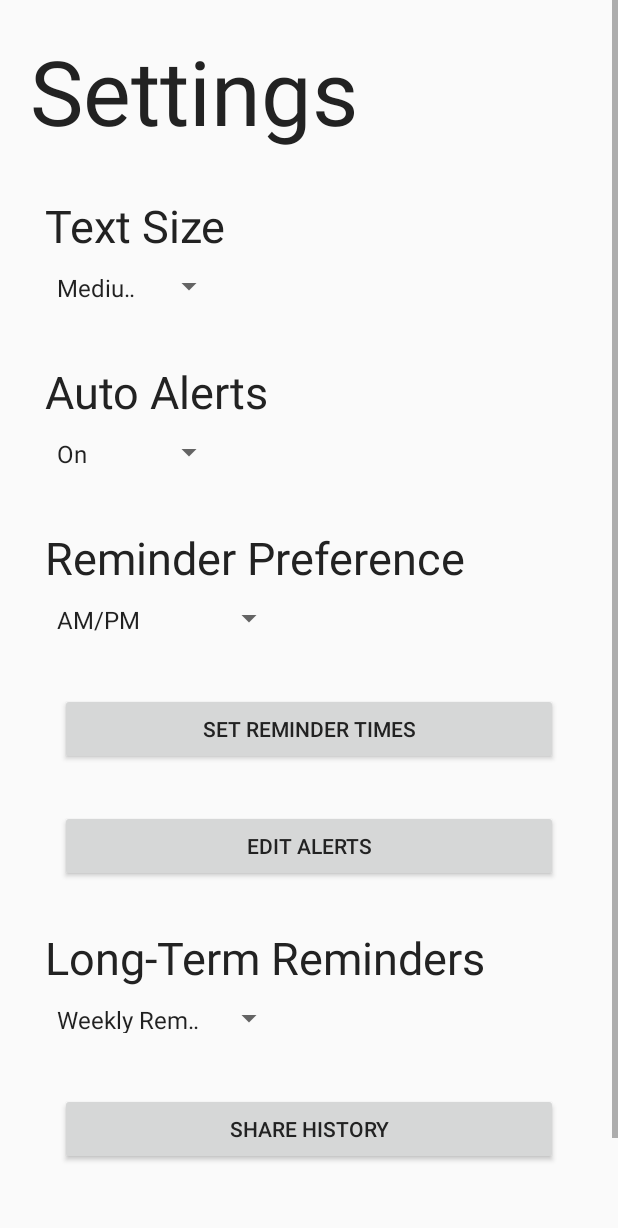
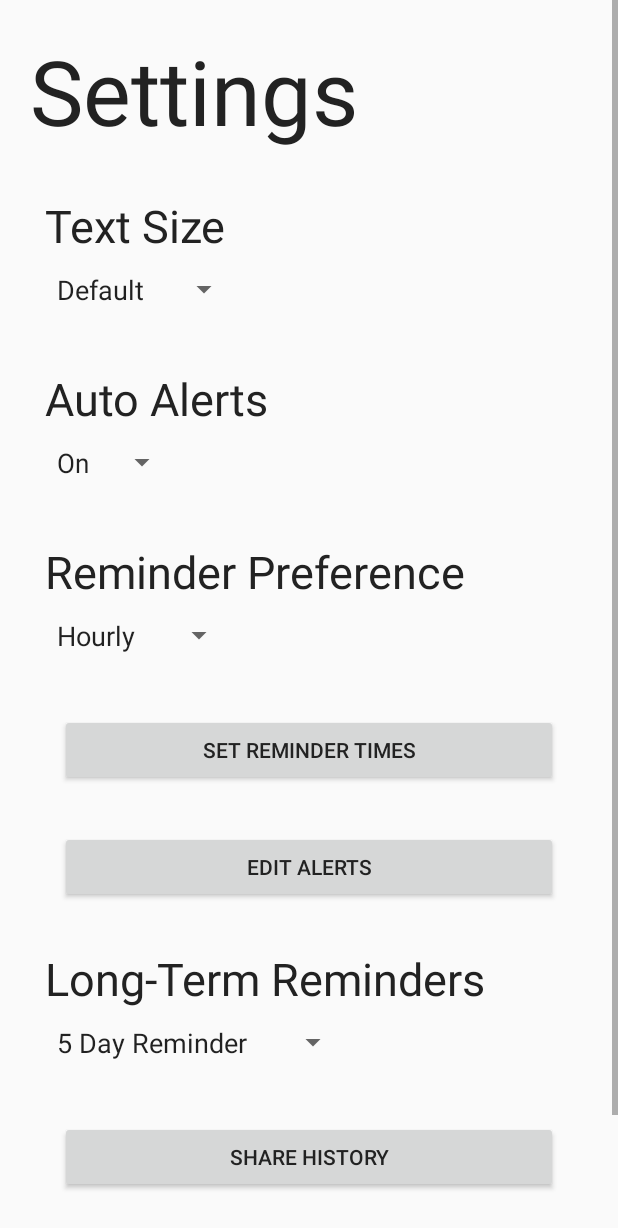
Before and after one commit to erlswtshrt/group_38, an Android app: the screen it shows after launch (SettingsActivity), after a tap on "SETTINGS", on a phone screen of 412 x 824 dp. Shown: the top 1228 px of the screen. Run offline under Robolectric (Android 15) with nearby library versions, the phone set to English and light mode, and no system bars.

Commit message:
text size changes now fully functional within Settings

```diff
--- a/ElderlyPortal/app/src/main/java/group38/elderlyportal/FontSizeActivity.java
+++ b/ElderlyPortal/app/src/main/java/group38/elderlyportal/FontSizeActivity.java
@@ -1,6 +1,7 @@
 package group38.elderlyportal;
 
 import android.app.Activity;
+import android.content.SharedPreferences;
 
 /**
  * Created by Neil on 4/3/2015.
@@ -8,6 +9,29 @@ import android.app.Activity;
 public class FontSizeActivity extends Activity {
     @Override
     public void onStart() {
+        super.onStart();
 
+        try {
+            SharedPreferences settings =
+                    getSharedPreferences(SettingsActivity.FONT_SIZE, MODE_PRIVATE);
+
+            String fontSizePref = settings.getString("FontSize", "Medium");
+
+            int themeID = R.style.FontSizeMedium;   // default
+            switch (fontSizePref) {
+                case "Small" :
+                    themeID = R.style.FontSizeSmall;
+                    break;
+                case "Large" :
+                    themeID = R.style.FontSizeLarge;
+                    break;
+                default :
+                    break;
+            }
+
+            setTheme(themeID);
+        } catch (Exception e) {
+            e.printStackTrace();
+        }
     }
 }
--- a/ElderlyPortal/app/src/main/java/group38/elderlyportal/MainActivity.java
+++ b/ElderlyPortal/app/src/main/java/group38/elderlyportal/MainActivity.java
@@ -21,7 +21,13 @@ public class MainActivity extends Activity {
     public static final int AddAMedicationActivity_ID = 2;
     public static final int CalendarActivity_ID = 3;
     public static final int SettingsActivity_ID = 4;
+
     ArrayList<Medicine> medList = new ArrayList<Medicine>();
+
+    private String selectedTextSize;
+    private String selectedAutoAlerts;
+    private String selectedReminderPreference;
+    private String selectedLongTermReminder;
 
     @Override
     protected void onCreate(Bundle savedInstanceState) {
@@ -56,8 +62,16 @@ public class MainActivity extends Activity {
                 if (resultCode == Activity.RESULT_OK) {
                     medList = intent.getParcelableArrayListExtra("list");
                 }
+                break;
             }
-            break;
+            case (SettingsActivity_ID): {
+                if (resultCode == Activity.RESULT_OK) {
+                    selectedTextSize = intent.getStringExtra("TextSize");
+                    selectedAutoAlerts = intent.getStringExtra("AutoAlerts");
+                    selectedReminderPreference = intent.getStringExtra("ReminderPreference");
+                    selectedLongTermReminder = intent.getStringExtra("LongTermReminder");
+                }
+            }
         }
     }
 
@@ -68,6 +82,10 @@ public class MainActivity extends Activity {
 
     public void settings(View view) {
         Intent intent = new Intent(this, SettingsActivity.class);
+        intent.putExtra("TextSize", selectedTextSize);
+        intent.putExtra("AutoAlerts", selectedAutoAlerts);
+        intent.putExtra("ReminderPreference", selectedReminderPreference);
+        intent.putExtra("LongTermReminder", selectedLongTermReminder);
         startActivityForResult(intent, SettingsActivity_ID);
     }
 }
--- a/ElderlyPortal/app/src/main/java/group38/elderlyportal/SettingsActivity.java
+++ b/ElderlyPortal/app/src/main/java/group38/elderlyportal/SettingsActivity.java
@@ -1,6 +1,8 @@
 package group38.elderlyportal;
 
 import android.app.Activity;
+import android.content.Intent;
+import android.content.SharedPreferences;
 import android.os.Bundle;
 import android.view.View;
 import android.widget.AdapterView;
@@ -11,7 +13,7 @@ import android.widget.Spinner;
 /**
  * Created by JohnEarle on 3/21/15.
  */
-public class SettingsActivity extends Activity implements AdapterView.OnItemSelectedListener {
+public class SettingsActivity extends FontSizeActivity implements AdapterView.OnItemSelectedListener {
 
     private SettingsView view;
 
@@ -20,6 +22,8 @@ public class SettingsActivity extends Activity implements AdapterView.OnItemSele
     private String selectedReminderPreference;
     private String selectedLongTermReminder;
 
+    public static final String FONT_SIZE = "FontSize";
+
     @Override
     protected void onCreate(Bundle savedInstanceState) {
         super.onCreate(savedInstanceState);
@@ -27,38 +31,57 @@ public class SettingsActivity extends Activity implements AdapterView.OnItemSele
         setContentView(view);
         setContentView(R.layout.activity_settings);
 
+        Bundle extras = getIntent().getExtras();
+        selectedTextSize = extras.getString("TextSize");
+        selectedAutoAlerts = extras.getString("AutoAlerts");
+        selectedReminderPreference = extras.getString("ReminderPreference");
+        selectedLongTermReminder = extras.getString("LongTermReminder");
+
         Spinner textSizeSpinner = (Spinner) findViewById(R.id.text_size_spinner);
         ArrayAdapter<CharSequence> textSizeAdapter = ArrayAdapter.createFromResource(
                 this, R.array.text_size_array, android.R.layout.simple_spinner_item);
-        textSizeAdapter.setDropDownViewResource(android.R.layout.simple_spinner_dropdown_item);
+        textSizeAdapter.setDropDownViewResource(android.R.layout.simple_list_item_activated_1);
         textSizeSpinner.setAdapter(textSizeAdapter);
         textSizeSpinner.setOnItemSelectedListener(this);
-        textSizeSpinner.setSelection(1);
+        if (selectedTextSize != null) {
+            int spinnerPosition = textSizeAdapter.getPosition(selectedTextSize);
+            textSizeSpinner.setSelection(spinnerPosition);
+        }
 
         Spinner autoAlertsSpinner = (Spinner) findViewById(R.id.auto_alerts_spinner);
         ArrayAdapter<CharSequence> autoAlertsAdapter = ArrayAdapter.createFromResource(
-                this, R.array.auto_alerts_array,android.R.layout.simple_spinner_item);
-        autoAlertsAdapter.setDropDownViewResource(android.R.layout.simple_spinner_dropdown_item);
+                this, R.array.auto_alerts_array, android.R.layout.simple_spinner_item);
+        autoAlertsAdapter.setDropDownViewResource(android.R.layout.simple_list_item_activated_1);
         autoAlertsSpinner.setAdapter(autoAlertsAdapter);
         autoAlertsSpinner.setOnItemSelectedListener(this);
+        if (selectedAutoAlerts != null) {
+            int spinnerPosition = autoAlertsAdapter.getPosition(selectedAutoAlerts);
+            autoAlertsSpinner.setSelection(spinnerPosition);
+        }
 
         Spinner reminderPreferenceSpinner = (Spinner) findViewById(R.id.reminder_preference_spinner);
         ArrayAdapter<CharSequence> reminderPreferenceAdapter = ArrayAdapter.createFromResource(
-                this, R.array.reminder_preference_array,android.R.layout.simple_spinner_item);
+                this, R.array.reminder_preference_array, android.R.layout.simple_spinner_item);
         reminderPreferenceAdapter.setDropDownViewResource(
-                android.R.layout.simple_spinner_dropdown_item);
+                android.R.layout.simple_list_item_activated_1);
         reminderPreferenceSpinner.setAdapter(reminderPreferenceAdapter);
         reminderPreferenceSpinner.setOnItemSelectedListener(this);
-        reminderPreferenceSpinner.setSelection(1);
+        if (selectedReminderPreference != null) {
+            int spinnerPosition = reminderPreferenceAdapter.getPosition(selectedReminderPreference);
+            reminderPreferenceSpinner.setSelection(spinnerPosition);
+        }
 
         Spinner longTermPreferenceSpinner = (Spinner) findViewById(R.id.long_term_reminder_spinner);
         ArrayAdapter<CharSequence> longTermPreferenceAdapter = ArrayAdapter.createFromResource(
-                this, R.array.long_term_reminder_array,android.R.layout.simple_spinner_item);
+                this, R.array.long_term_reminder_array, android.R.layout.simple_spinner_item);
         longTermPreferenceAdapter.setDropDownViewResource(
-                android.R.layout.simple_spinner_dropdown_item);
+                android.R.layout.simple_list_item_activated_1);
         longTermPreferenceSpinner.setAdapter(longTermPreferenceAdapter);
         longTermPreferenceSpinner.setOnItemSelectedListener(this);
-        longTermPreferenceSpinner.setSelection(1);
+        if (selectedLongTermReminder != null) {
+            int spinnerPosition = longTermPreferenceAdapter.getPosition(selectedLongTermReminder);
+            longTermPreferenceSpinner.setSelection(spinnerPosition);
+        }
     }
 
     public void onSetReminderTimesButtonClick(View view) {
@@ -74,6 +97,12 @@ public class SettingsActivity extends Activity implements AdapterView.OnItemSele
     }
 
     public void onMainMenuButtonClick(View view) {
+        Intent intent = new Intent(this, MainActivity.class);
+        intent.putExtra("TextSize", selectedTextSize);
+        intent.putExtra("AutoAlerts", selectedAutoAlerts);
+        intent.putExtra("ReminderPreference", selectedReminderPreference);
+        intent.putExtra("LongTermReminder", selectedLongTermReminder);
+        setResult(Activity.RESULT_OK, intent);
         finish();
     }
 
@@ -83,6 +112,7 @@ public class SettingsActivity extends Activity implements AdapterView.OnItemSele
         switch(parent.getId()) {
             case R.id.text_size_spinner :
                 selectedTextSize = spinner.getSelectedItem().toString();
+                updatePreferences();
                 break;
             case R.id.auto_alerts_spinner :
                 selectedAutoAlerts = spinner.getSelectedItem().toString();
@@ -102,4 +132,11 @@ public class SettingsActivity extends Activity implements AdapterView.OnItemSele
     public void onNothingSelected(AdapterView<?> parent) {
 
     }
+
+    private void updatePreferences() {
+        SharedPreferences settings = getSharedPreferences(FONT_SIZE, MODE_PRIVATE);
+        SharedPreferences.Editor editor = settings.edit();
+        editor.putString("FontSize", selectedTextSize);
+        editor.commit();
+    }
 }
--- a/ElderlyPortal/app/src/main/res/layout/activity_settings.xml
+++ b/ElderlyPortal/app/src/main/res/layout/activity_settings.xml
@@ -26,8 +26,8 @@
             android:layout_marginTop="30dp" />
 
         <Spinner
-            android:layout_width="120dp"
-            android:layout_height="20dp"
+            android:layout_width="wrap_content"
+            android:layout_height="wrap_content"
             android:id="@+id/text_size_spinner"
             android:layout_margin="10dp" />
 
@@ -41,8 +41,8 @@
             android:layout_marginTop="30dp" />
 
         <Spinner
-            android:layout_width="120dp"
-            android:layout_height="20dp"
+            android:layout_width="wrap_content"
+            android:layout_height="wrap_content"
             android:id="@+id/auto_alerts_spinner"
             android:layout_margin="10dp" />
 
@@ -56,8 +56,8 @@
             android:layout_marginTop="30dp" />
 
         <Spinner
-            android:layout_width="160dp"
-            android:layout_height="20dp"
+            android:layout_width="wrap_content"
+            android:layout_height="wrap_content"
             android:id="@+id/reminder_preference_spinner"
             android:layout_margin="10dp" />
 
@@ -93,8 +93,8 @@
             android:layout_marginTop="30dp" />
 
         <Spinner
-            android:layout_width="160dp"
-            android:layout_height="20dp"
+            android:layout_width="wrap_content"
+            android:layout_height="wrap_content"
             android:id="@+id/long_term_reminder_spinner"
             android:layout_margin="10dp" />
 
--- a/ElderlyPortal/app/src/main/res/values/strings.xml
+++ b/ElderlyPortal/app/src/main/res/values/strings.xml
@@ -67,6 +67,7 @@
     <!-- from here are the strings I (Neil) add -->
     <string name="text_size">Text Size</string>
     <string-array name="text_size_array">
+        <item>Default</item>
         <item>Small</item>
         <item>Medium</item>
         <item>Large</item>
--- a/ElderlyPortal/app/src/main/res/values/styles.xml
+++ b/ElderlyPortal/app/src/main/res/values/styles.xml
@@ -14,10 +14,10 @@
         <item name="android:textSize">12sp</item>
     </style>
     <style name="FontSizeMedium">
-        <item name="android:textSize">16sp</item>
+        <item name="android:textSize">18sp</item>
     </style>
     <style name="FontSizeLarge">
-        <item name="android:textSize">20sp</item>
+        <item name="android:textSize">24sp</item>
     </style>
 
 </resources>
```
